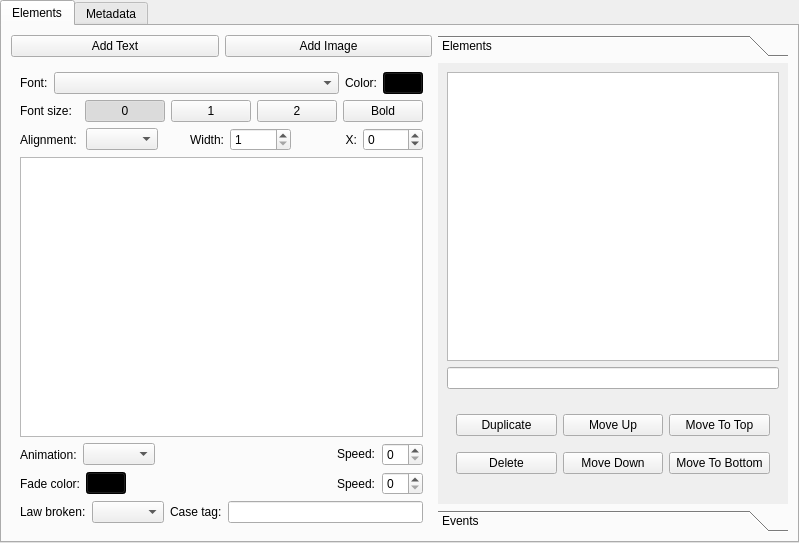
Old version of the form pagesettings.ui in the repository minirop/hso-page-builder.
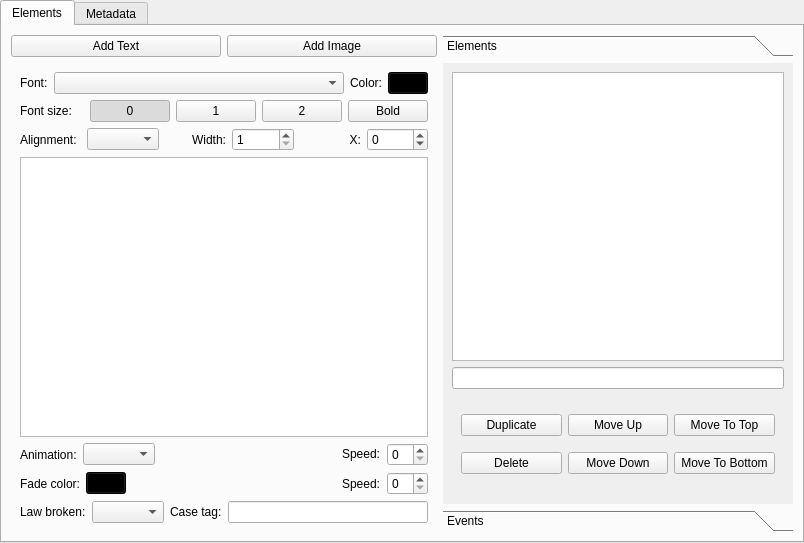
New version of the form. The open tabs and pages were chosen to show the change. Custom widgets are drawn as their Qt base class.

The edit to the form file:
```diff
--- a/pagesettings.ui
+++ b/pagesettings.ui
@@ -370,7 +370,14 @@
                 </widget>
                </item>
                <item>
-                <widget class="QLineEdit" name="caseTagLineEdit"/>
+                <widget class="QLineEdit" name="caseTagLineEdit">
+                 <property name="minimumSize">
+                  <size>
+                   <width>200</width>
+                   <height>0</height>
+                  </size>
+                 </property>
+                </widget>
                </item>
               </layout>
              </item>
```
Left out of the diff: 2 changed lines with no effect on the pictures.
